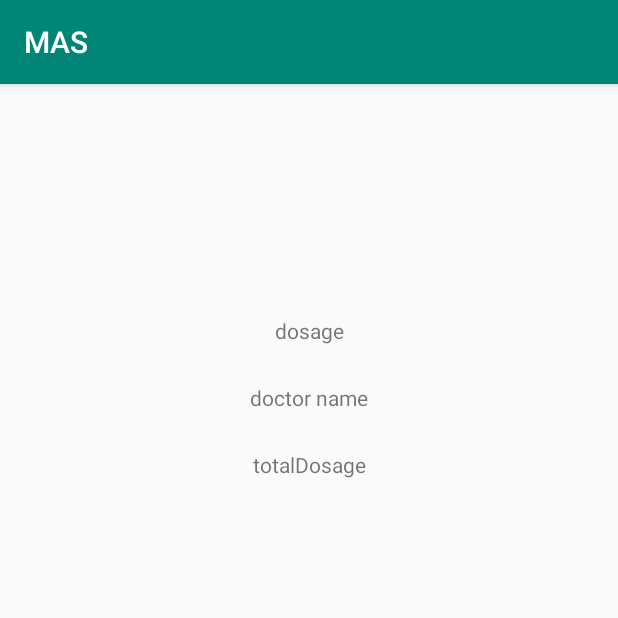
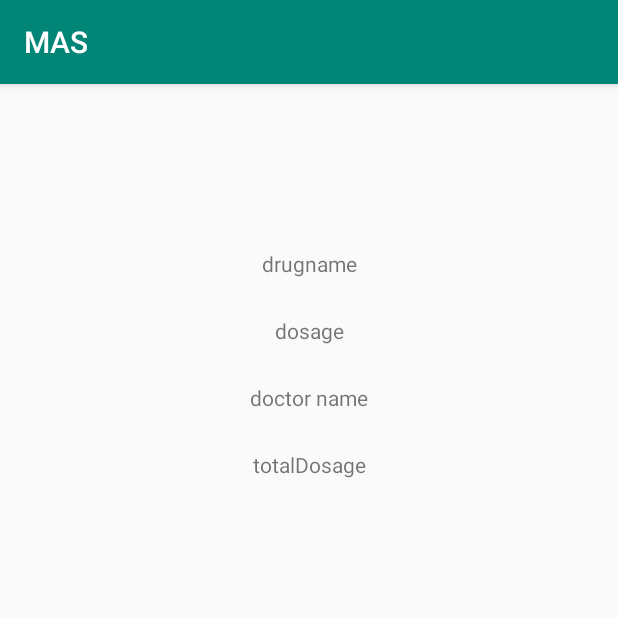
Before and after one commit to mz966319/Medication-Adherence-System, an Android app: the MedProfile2 screen opened directly, with no data from a screen before it, on a phone screen of 412 x 824 dp, the top half of it. Run offline under Robolectric (Android 15) with nearby library versions, the phone set to English and light mode, and no system bars; our stand-ins replace Firebase (no records; nobody signed in at launch, a user with empty details on screens opened directly); 1 statement that could not run was skipped.

Commit message:
[REFACTOR] deleted unwanted files and made changes to med profile to show drug info - Moaaz - amy

```diff
--- a/MAS/app/src/main/java/com/example/mas/MedProfile2.java
+++ b/MAS/app/src/main/java/com/example/mas/MedProfile2.java
@@ -10,7 +10,9 @@ import android.os.Bundle;
 import android.preference.PreferenceManager;
 import android.util.Log;
 import android.view.View;
+import android.widget.ArrayAdapter;
 import android.widget.EditText;
+import android.widget.ListView;
 import android.widget.TextView;
 
 import com.google.firebase.database.ChildEventListener;
@@ -25,53 +27,54 @@ import java.util.List;
 
 public class MedProfile2 extends AppCompatActivity {
     private FirebaseDatabase  database = FirebaseDatabase.getInstance();//.getReference();
-    private DatabaseReference myRef;// = database.getReference();
-    ArrayList<MedicineForPatient> a = new ArrayList<>();
+    private DatabaseReference myRef = database.getReference();
+
+    private TextView drugnameText;
+    private TextView Dosage ;
+    private TextView Doctorname;
+    private  TextView TotalDosage;
 
     @Override
     protected void onCreate(Bundle savedInstanceState) {
         super.onCreate(savedInstanceState);
         setContentView(R.layout.activity_med_profile2);
-         TextView drugnameText = (TextView)findViewById(R.id.drugNameTextView);
-//        TextView Dosage = (TextView)findViewById(R.id.dosageTextView);
-//        TextView Doctorname = (TextView)findViewById(R.id.doctornameTextVeiw);
-//        TextView TotalDosage = (TextView)findViewById(R.id.totalDosageTextView);
+          drugnameText = (TextView)findViewById(R.id.drugNameTextView);
+          Dosage = (TextView)findViewById(R.id.dosageTextView);
+          Doctorname = (TextView)findViewById(R.id.doctornameTextVeiw);
+          TotalDosage = (TextView)findViewById(R.id.totalDosageTextView);
 
         Intent intent = getIntent();
         final String drugname = intent.getExtras().getString("DRUG_NAME");
         SharedPreferences prefs = PreferenceManager.getDefaultSharedPreferences(MedProfile2.this);
         String userName = prefs.getString("string_id", "no id");
 
-        drugnameText.setText(drugname);
 
+        myRef.child("users").child(userName).child("medicines").child(drugname).addValueEventListener(new ValueEventListener() {
+            @Override
+            public void onDataChange(@NonNull DataSnapshot dataSnapshot) {
+                Iterable<DataSnapshot> children = dataSnapshot.getChildren();
+                int count =0;
+                for(DataSnapshot child : children){
+                    if(count==0)
+                        Doctorname.setText("Doctor name: " + child.getValue(String.class));
+                    if(count==1)
+                        Dosage.setText("Dosage: " + child.getValue(String.class));
+                    if(count==2)
+                        drugnameText.setText(" Drug name: "+child.getValue(String.class));
+                    if(count==3)
+                        TotalDosage.setText("Total dosage: " + child.getValue(String.class));
+                    count++;
+                }
+            }
+            @Override
+            public void onCancelled(@NonNull DatabaseError databaseError) {
 
-//        myRef = database.getReference().child("users").child(userName).child("medicines");
-//
-//        myRef.addChildEventListener(new ChildEventListener() {
-//            @Override
-//            public void onChildAdded(@NonNull DataSnapshot dataSnapshot, @Nullable String s) {
-//                MedicineForPatient med = dataSnapshot.getValue(MedicineForPatient.class);
-//                a.add(med);
-//            }
-//            @Override
-//            public void onChildChanged(@NonNull DataSnapshot dataSnapshot, @Nullable String s) {
-//
-//            }
-//            @Override
-//            public void onChildRemoved(@NonNull DataSnapshot dataSnapshot) {
-//
-//            }
-//            @Override
-//            public void onChildMoved(@NonNull DataSnapshot dataSnapshot, @Nullable String s) {
-//            }
-//            @Override
-//            public void onCancelled(@NonNull DatabaseError databaseError) {
-//            }
-//        });
-//        drugnameText.setText(a.get(0).getTotalDosage());
+            }
+        });
+
+        //drugnameText.setText(drugname);
 
     }
-
 
 
 
--- a/MAS/app/src/main/java/com/example/mas/MedicineForPatient.java
+++ b/MAS/app/src/main/java/com/example/mas/MedicineForPatient.java
@@ -5,10 +5,10 @@ public class MedicineForPatient extends Medicine {
     private String doctorname;
     private String totalDosage;
 
-    public MedicineForPatient(String drugName,String dosage, String doctorName, String totalDosage) {
+    public MedicineForPatient(String drugName,String dosage, String doctorname, String totalDosage) {
         super(drugName,dosage);
         //this.patientName = patientName;
-        this.doctorname = doctorName;
+        this.doctorname = doctorname;
         this.totalDosage = totalDosage;
     }
 
--- a/MAS/app/src/main/res/layout/activity_main.xml
+++ b/MAS/app/src/main/res/layout/activity_main.xml
@@ -14,6 +14,7 @@
         android:ems="10"
         android:hint="Username"
         android:inputType="textPersonName"
+        android:text="222"
         app:layout_constraintEnd_toEndOf="parent"
         app:layout_constraintHorizontal_bias="0.501"
         app:layout_constraintStart_toStartOf="parent"
@@ -27,6 +28,7 @@
         android:ems="10"
         android:hint="Password"
         android:inputType="textPassword"
+        android:text="333"
         app:layout_constraintEnd_toEndOf="parent"
         app:layout_constraintStart_toStartOf="parent"
         app:layout_constraintTop_toBottomOf="@+id/ETName" />
--- a/MAS/app/src/main/res/layout/activity_med_profile2.xml
+++ b/MAS/app/src/main/res/layout/activity_med_profile2.xml
@@ -83,4 +83,11 @@
         app:layout_constraintStart_toStartOf="parent"
         app:layout_constraintTop_toBottomOf="@+id/doctornameTextVeiw" />
 
+    <ListView
+        android:id="@+id/listview"
+        android:layout_width="409dp"
+        android:layout_height="108dp"
+        app:layout_constraintStart_toStartOf="parent"
+        app:layout_constraintTop_toTopOf="parent" />
+
 </androidx.constraintlayout.widget.ConstraintLayout>
```
Also changed, not shown: MAS/app/src/main/java/com/example/mas/MedProfile.java (deleted, +0 -56 lines), MAS/app/src/main/res/layout/activity_medical_profile.xml (deleted, +0 -49 lines).
